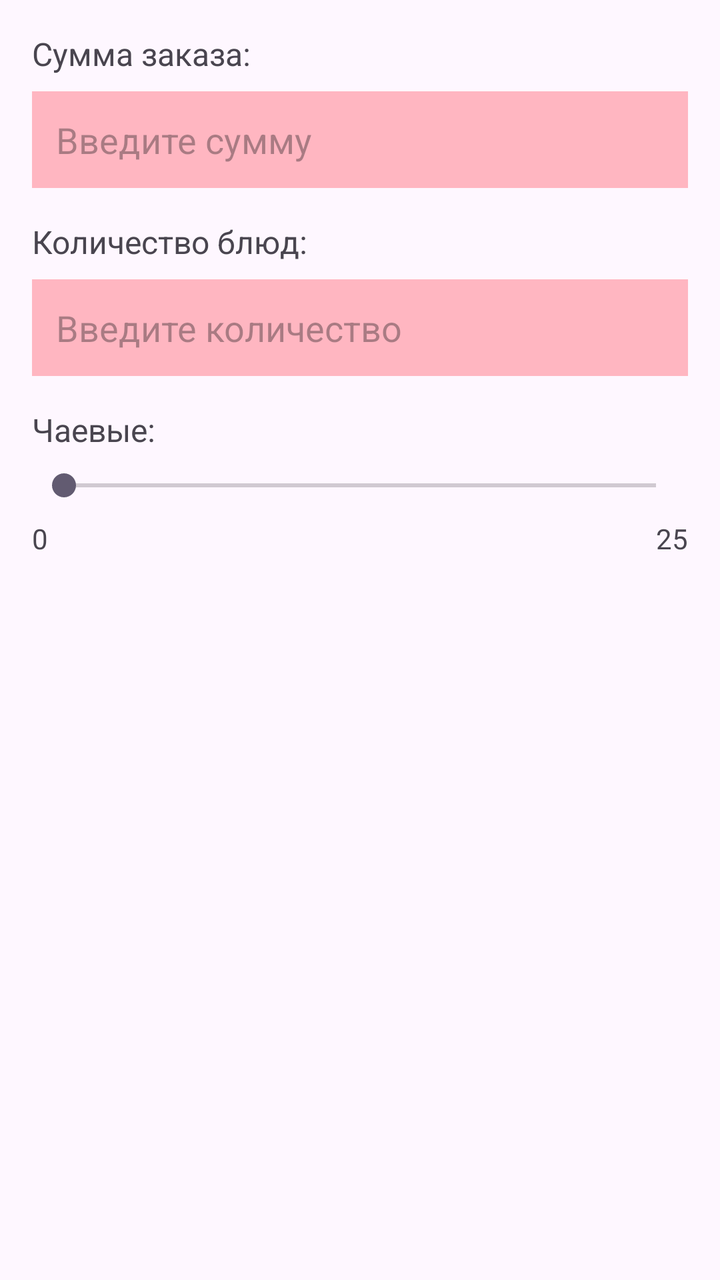
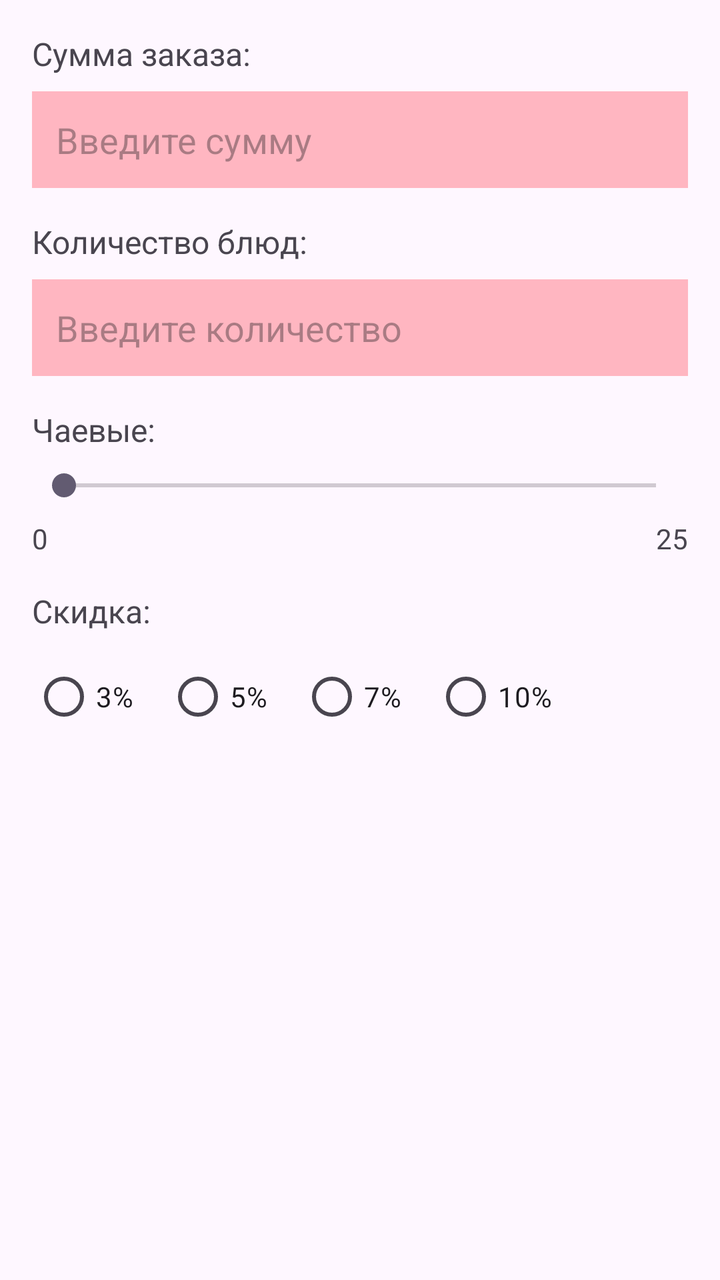

The first picture is an Android layout as it rendered before a commit; the second is the same layout after the commit. The layout source and the unified diff follow.
<!-- AndroidManifest.xml: application theme Theme.OrderCalculator -->
<!-- res/layout/activity_main.xml -->
<?xml version="1.0" encoding="utf-8"?>
<ScrollView xmlns:android="http://schemas.android.com/apk/res/android"
    android:layout_width="match_parent"
    android:layout_height="match_parent"
    android:padding="16dp">

    <LinearLayout
        android:layout_width="match_parent"
        android:layout_height="wrap_content"
        android:orientation="vertical">

        <TextView
            android:layout_width="wrap_content"
            android:layout_height="wrap_content"
            android:text="Сумма заказа:"
            android:textSize="16sp"
            android:layout_marginBottom="8dp"/>

        <EditText
            android:id="@+id/etOrderSum"
            android:layout_width="match_parent"
            android:layout_height="wrap_content"
            android:inputType="numberDecimal"
            android:hint="Введите сумму"
            android:background="#FFB6C1"
            android:padding="12dp"
            android:layout_marginBottom="16dp"/>

        <TextView
            android:layout_width="wrap_content"
            android:layout_height="wrap_content"
            android:text="Количество блюд:"
            android:textSize="16sp"
            android:layout_marginBottom="8dp"/>

        <EditText
            android:id="@+id/etDishesCount"
            android:layout_width="match_parent"
            android:layout_height="wrap_content"
            android:inputType="number"
            android:hint="Введите количество"
            android:background="#FFB6C1"
            android:padding="12dp"
            android:layout_marginBottom="16dp"/>
        <TextView
            android:layout_width="wrap_content"
            android:layout_height="wrap_content"
            android:text="Чаевые:"
            android:textSize="16sp"
            android:layout_marginBottom="8dp"/>

        <SeekBar
            android:id="@+id/seekBarTip"
            android:layout_width="match_parent"
            android:layout_height="wrap_content"
            android:max="25"
            android:progress="0"
            android:layout_marginBottom="8dp"/>

        <LinearLayout
            android:layout_width="match_parent"
            android:layout_height="wrap_content"
            android:orientation="horizontal"
            android:layout_marginBottom="16dp">

            <TextView
                android:id="@+id/tvTipMin"
                android:layout_width="wrap_content"
                android:layout_height="wrap_content"
                android:text="0"
                android:textSize="14sp"/>

            <View
                android:layout_width="0dp"
                android:layout_height="0dp"
                android:layout_weight="1"/>

            <TextView
                android:id="@+id/tvTipMax"
                android:layout_width="wrap_content"
                android:layout_height="wrap_content"
                android:text="25"
                android:textSize="14sp"/>
        </LinearLayout>

    </LinearLayout>

</ScrollView>
<!-- resources referenced by this layout -->
<resources>
  <style name="Theme.OrderCalculator" parent="Base.Theme.OrderCalculator" />
  <style name="Base.Theme.OrderCalculator" parent="Theme.Material3.DayNight.NoActionBar">
          
          
      </style>
</resources>

<!-- the commit's change to res/layout/activity_main.xml (unified diff, before → after) -->
@@ -83,6 +83,48 @@
                 android:textSize="14sp"/>
         </LinearLayout>
 
+        <TextView
+            android:layout_width="wrap_content"
+            android:layout_height="wrap_content"
+            android:text="Скидка:"
+            android:textSize="16sp"
+            android:layout_marginBottom="8dp"/>
+
+        <RadioGroup
+            android:id="@+id/rgDiscount"
+            android:layout_width="match_parent"
+            android:layout_height="wrap_content"
+            android:orientation="horizontal">
+
+            <RadioButton
+                android:id="@+id/rbDiscount3"
+                android:layout_width="wrap_content"
+                android:layout_height="wrap_content"
+                android:text="3%"
+                android:layout_marginEnd="16dp"/>
+
+            <RadioButton
+                android:id="@+id/rbDiscount5"
+                android:layout_width="wrap_content"
+                android:layout_height="wrap_content"
+                android:text="5%"
+                android:layout_marginEnd="16dp"/>
+
+            <RadioButton
+                android:id="@+id/rbDiscount7"
+                android:layout_width="wrap_content"
+                android:layout_height="wrap_content"
+                android:text="7%"
+                android:layout_marginEnd="16dp"/>
+
+            <RadioButton
+                android:id="@+id/rbDiscount10"
+                android:layout_width="wrap_content"
+                android:layout_height="wrap_content"
+                android:text="10%"/>
+
+        </RadioGroup>
+
     </LinearLayout>
 
 </ScrollView>
